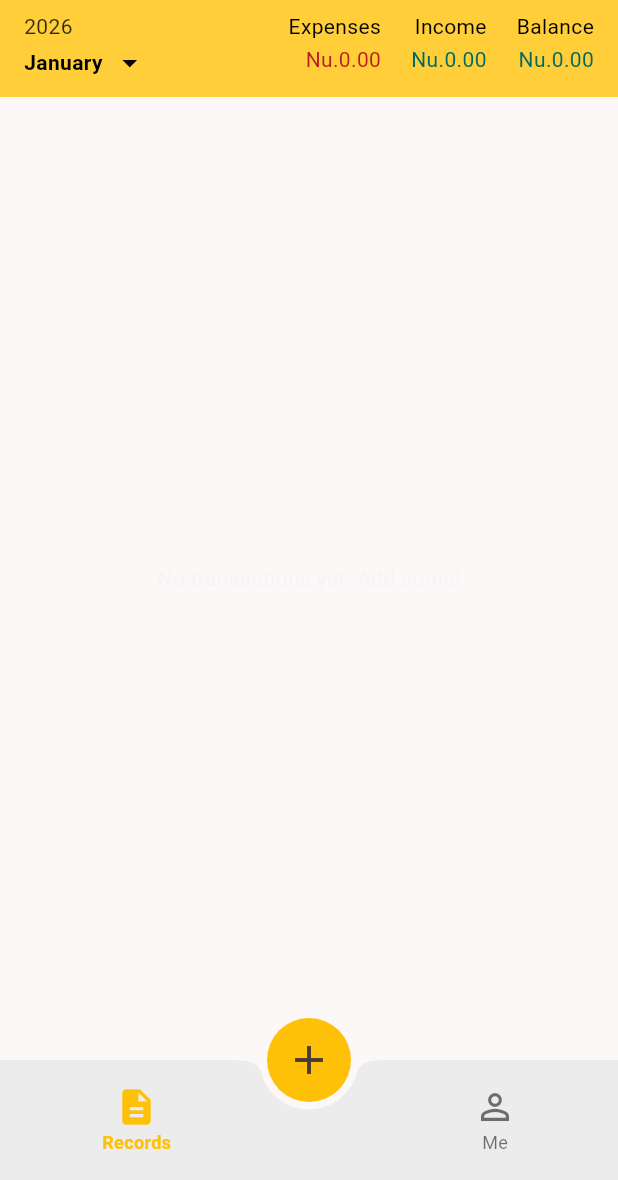
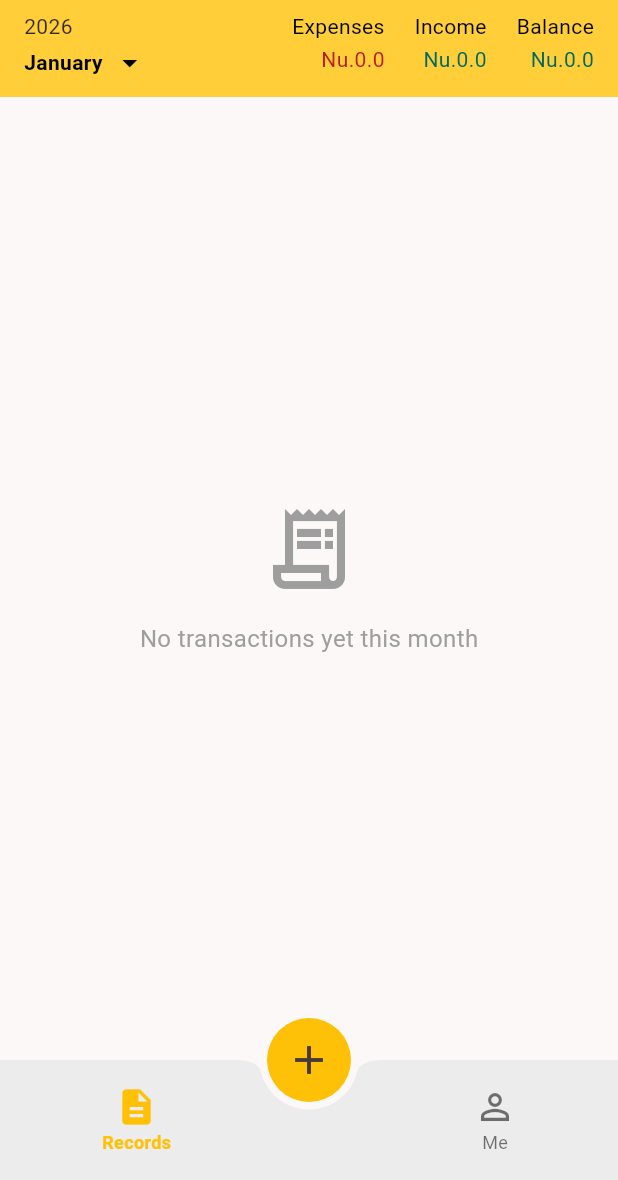
Before and after one commit to N0rphel/money_tracker_v2, a Flutter app: the screen it shows after launch, on a phone screen of 412 x 824 dp, the part 56-1236 px from its top. Run offline on Flutter 3.47's test engine with Material 3 defaults, Android fonts, the phone set to English and light mode, and no system bars; our stand-ins replace sqflite; accounts and stored records are empty.

Commit message:
Fix: UI & grouping

```diff
--- a/lib/data/transaction_provider.dart
+++ b/lib/data/transaction_provider.dart
@@ -12,6 +12,20 @@ class TransactionProvider extends ChangeNotifier {
   List<TransactionModel> get transactions => _transactions;
   bool get isLoading => _isLoading;
   String? get errorMessage => _errorMessage;
+
+  int _selectedYear = DateTime.now().year;
+  int _selectedMonth = DateTime.now().month;
+
+  // Getters
+  int get selectedYear => _selectedYear;
+  int get selectedMonth => _selectedMonth;
+
+  // Public method to change month/year (called from your AppBar)
+  void setSelectedMonthYear(int year, int month) {
+    _selectedYear = year;
+    _selectedMonth = month;
+    notifyListeners(); // ← important! UI will rebuild
+  }
 
   TransactionProvider(this._repository) {
     debugPrint('✅ TransactionProvider CREATED successfully!');
@@ -48,4 +62,25 @@ class TransactionProvider extends ChangeNotifier {
     _isLoading = false;
     notifyListeners();
   }
+
+  Map<DateTime, List<TransactionModel>> getDailyGroupedTransactions() {
+    final Map<DateTime, List<TransactionModel>> grouped = {};
+
+    for (final tx in _transactions) {
+      if (tx.date.year == _selectedYear && tx.date.month == _selectedMonth) {
+        final dateKey = DateTime(tx.date.year, tx.date.month, tx.date.day);
+        grouped.putIfAbsent(dateKey, () => []).add(tx);
+      }
+    }
+
+    // Sort dates descending (newest first)
+    final sortedKeys = grouped.keys.toList()..sort((a, b) => b.compareTo(a));
+
+    final result = <DateTime, List<TransactionModel>>{};
+    for (var key in sortedKeys) {
+      result[key] = grouped[key]!;
+    }
+
+    return result;
+  }
 }
--- a/lib/views/pages/records.dart
+++ b/lib/views/pages/records.dart
@@ -15,49 +15,62 @@ class RecordsPage extends StatelessWidget {
         preferredSize: Size.fromHeight(102),
         child: RecordAppbar(),
       ),
-      body: Consumer<TransactionProvider>(
-        builder: (context, provider, child) {
+      body: CustomScrollView(
+        slivers: [
+          Consumer<TransactionProvider>(
+            builder: (context, provider, _) {
+              final grouped = provider.getDailyGroupedTransactions();
+              final dates = grouped.keys.toList();
+
               if (provider.isLoading) {
-            return const Center(child: CircularProgressIndicator());
+                return const SliverFillRemaining(
+                  child: Center(child: CircularProgressIndicator()),
+                );
               }
 
-          if (provider.errorMessage != null) {
-            return Center(
-              child: Text(
-                'Error: ${provider.errorMessage}',
-                style: const TextStyle(color: Colors.red),
+              if (dates.isEmpty) {
+                return const SliverFillRemaining(
+                  child: Center(
+                    child: Column(
+                      mainAxisSize: MainAxisSize.min,
+                      children: [
+                        Icon(
+                          Icons.receipt_long_outlined,
+                          size: 64,
+                          color: Colors.grey,
+                        ),
+                        SizedBox(height: 16),
+                        Text(
+                          'No transactions yet this month',
+                          style: TextStyle(fontSize: 16, color: Colors.grey),
+                        ),
+                      ],
+                    ),
                   ),
                 );
               }
 
-          if (provider.transactions.isEmpty) {
-            return const Center(child: Text('No transactions yet. Add some!'));
-          }
-
-          return ListView.builder(
-            itemCount: provider.transactions.length,
-            itemBuilder: (context, index) {
-              final tx = provider.transactions[index];
-
-              return TransactionCard(
-                icon: _getIconFromString(tx.icon), // helper function below
+              return SliverList(
+                delegate: SliverChildListDelegate([
+                  for (final date in dates) ...[
+                    DayHeader(date: date),
+                    ...grouped[date]!.map(
+                      (tx) => TransactionCard(
+                        icon: parseIconFromString(tx.icon),
                         category: tx.category,
                         type: tx.type,
                         amount: tx.amount,
-              );
-            },
+                      ),
+                    ),
+                    const Divider(height: 24),
+                  ],
+                ]),
               );
             },
           ),
+        ],
+      ),
     );
-  }
-
-  IconData _getIconFromString(String? iconString) {
-    if (iconString == null || iconString.isEmpty) {
-      return Icons.monetization_on;
-    }
-    // More advanced: if you store icon name or code point
-    return parseIconFromString(iconString); // fallback
   }
 
   IconData parseIconFromString(String? iconString) {
--- a/lib/views/widgets/record_appbar.dart
+++ b/lib/views/widgets/record_appbar.dart
@@ -52,7 +52,7 @@ class _RecordAppbarState extends State<RecordAppbar> {
 
             final formatter = NumberFormat.currency(
               symbol: 'Nu.',
-              decimalDigits: 2,
+              decimalDigits: 1,
             );
 
             return Column(
@@ -100,6 +100,14 @@ class _RecordAppbarState extends State<RecordAppbar> {
                               selectedMonth = result['month']!;
                               selectedYear = result['year']!;
                             });
+
+                            Provider.of<TransactionProvider>(
+                              context,
+                              listen: false,
+                            ).setSelectedMonthYear(
+                              result['year']!,
+                              result['month']!,
+                            );
                           }
                         },
                         child: Column(
--- a/lib/views/widgets/transaction_card.dart
+++ b/lib/views/widgets/transaction_card.dart
@@ -29,7 +29,7 @@ class TransactionCard extends StatelessWidget {
 
               child: Icon(
                 icon,
-                size: 38,
+                size: 24,
                 color: type == 'income' ? Colors.green : Colors.red,
               ),
             ),
```
Also changed, not shown: lib/views/widgets/card_header.dart (+19 -14 lines). Lines whose indentation alone changed are shown as unchanged.
